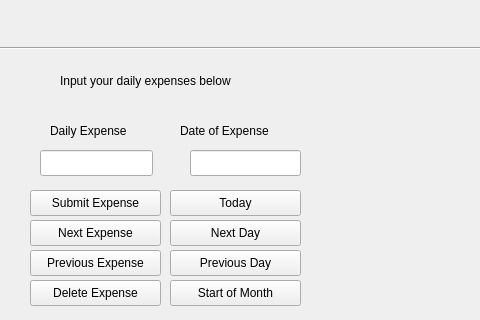
This is src/ui/expensewindow.ui in Mihael0/finance_manager_qt as Qt 5 draws it before an edit; both pictures show x 260 to 740 and y 130 to 450 of the 838 by 551 pixel window. The edited form follows.
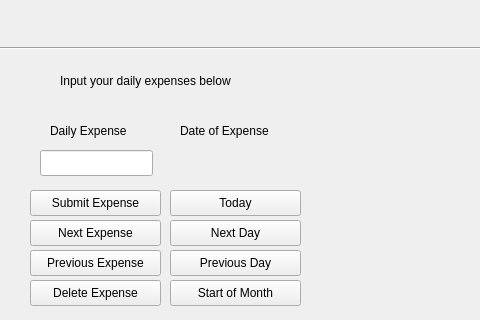
This is the edited form.

The edit to the form file:
```diff
--- a/src/ui/expensewindow.ui
+++ b/src/ui/expensewindow.ui
@@ -104,19 +104,6 @@
     <string>Input your daily expenses below</string>
    </property>
   </widget>
-  <widget class="QLineEdit" name="startOfCurrentMonth">
-   <property name="geometry">
-    <rect>
-     <x>450</x>
-     <y>280</y>
-     <width>111</width>
-     <height>26</height>
-    </rect>
-   </property>
-   <property name="readOnly">
-    <bool>true</bool>
-   </property>
-  </widget>
   <widget class="QLabel" name="label_4">
    <property name="geometry">
     <rect>
@@ -286,6 +273,19 @@
     <enum>Qt::Orientation::Horizontal</enum>
    </property>
   </widget>
+  <widget class="QLabel" name="dateOfExpense">
+   <property name="geometry">
+    <rect>
+     <x>440</x>
+     <y>270</y>
+     <width>111</width>
+     <height>41</height>
+    </rect>
+   </property>
+   <property name="text">
+    <string/>
+   </property>
+  </widget>
  </widget>
  <resources/>
  <connections/>
```
